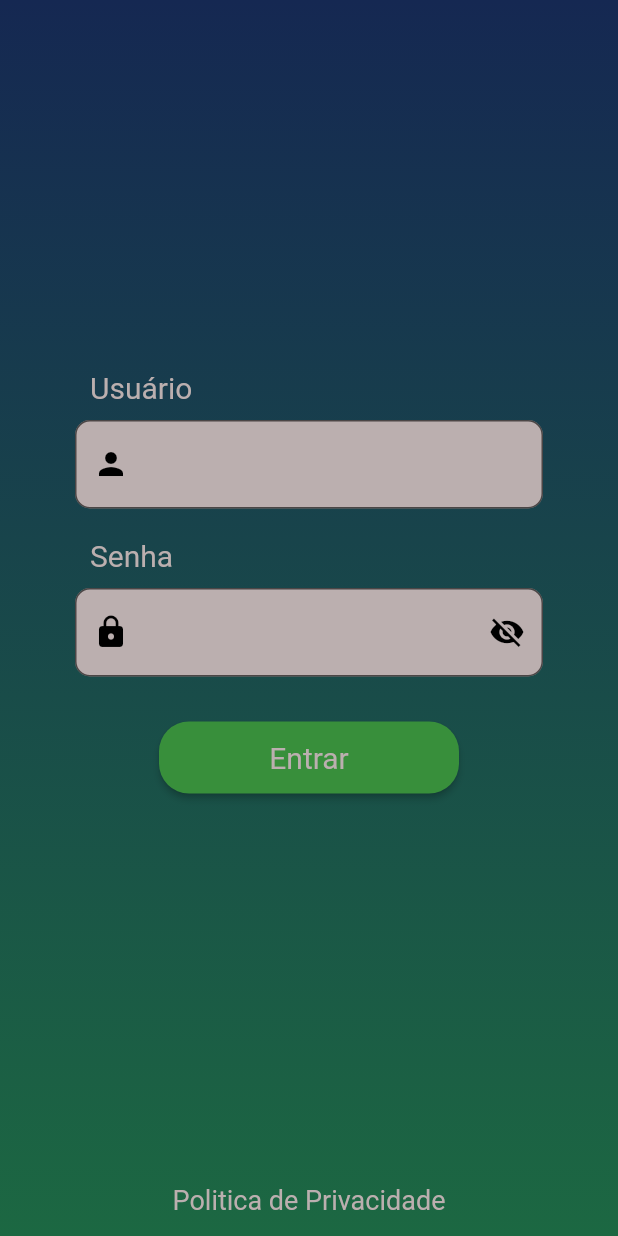
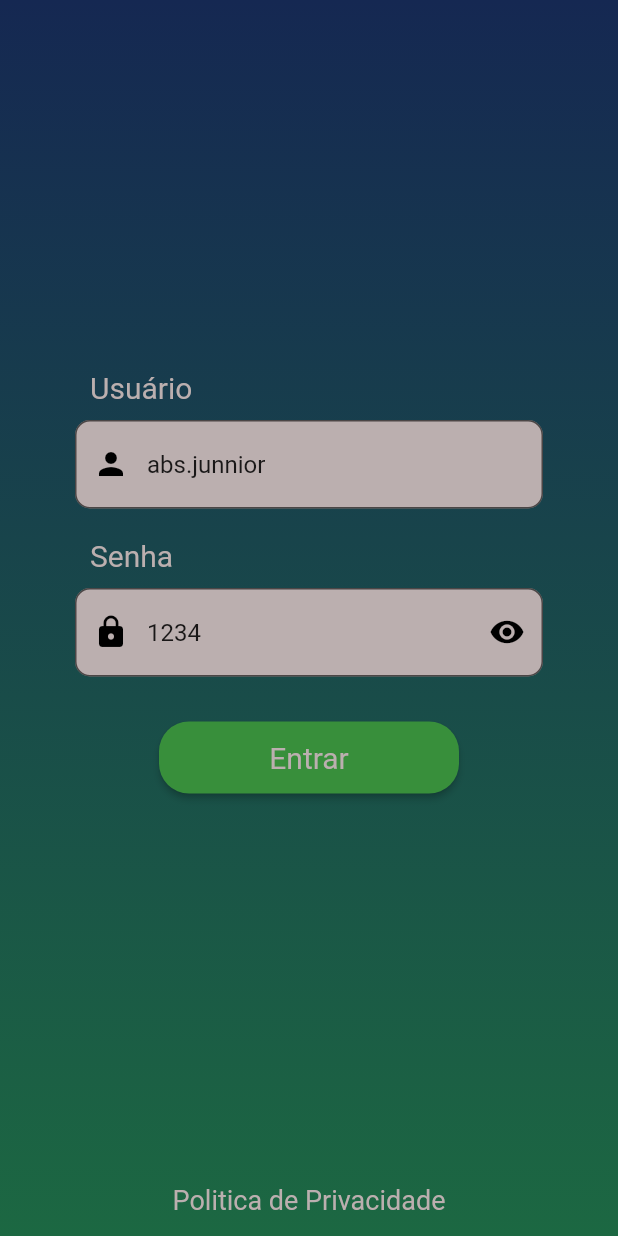
Before and after one commit to absjuniordev/prova_flutter, a Flutter app: the screen it shows after launch, on a phone screen of 412 x 824 dp. Run offline on Flutter 3.47's test engine with Material 2 defaults, Android fonts, the phone set to English and light mode, and no system bars; drawn by our look-alikes of flutter_animate; our stand-ins replace page_transition; missing offline and left inert: flutter_inappwebview.

Commit message:
Ajuste te de login e inicio da tela de informações

```diff
--- a/lib/page/login_page.dart
+++ b/lib/page/login_page.dart
@@ -1,6 +1,6 @@
 import 'package:flutter/material.dart';
-import 'package:target_sistemas/repositories/web_repository.dart';
 import 'package:target_sistemas/shared/constant/custom_color.dart';
+import 'package:target_sistemas/shared/widgets/custom_text_button.dart';
 import '../shared/widgets/custom_elevated_button.dart';
 import '../shared/widgets/custom_textfield.dart';
 
@@ -9,8 +9,9 @@ class LoginPage extends StatelessWidget {
 
   @override
   Widget build(BuildContext context) {
-    TextEditingController controllerUsuario = TextEditingController(text: "");
-    TextEditingController controllerSenha = TextEditingController(text: "");
+    TextEditingController controllerUsuario =
+        TextEditingController(text: "abs.junnior");
+    TextEditingController controllerSenha = TextEditingController(text: "1234");
 
     return SafeArea(
       child: Scaffold(
@@ -44,7 +45,6 @@ class LoginPage extends StatelessWidget {
                   height: 20,
                 ),
                 CustomTextField(
-                  obscureText: true,
                   inputSenha: true,
                   suffixIcon: true,
                   text: "Senha",
@@ -64,19 +64,11 @@ class LoginPage extends StatelessWidget {
                 const Spacer(
                   flex: 2,
                 ),
-                TextButton(
-                  onPressed: () async {
-                    WebRepository().lounchURL();
-                  },
-                  child: Text(
-                    "Politica de Privacidade",
-                    style: TextStyle(
-                      fontSize: 18,
-                      fontWeight: FontWeight.w400,
-                      color: CustomColor().getFillColor(),
-                    ),
-                  ),
-                ),
+                const CustomTextButton(
+                  text_1:
+                      "Este link irá te direcionar para uma página externa, deseja continuar?",
+                  text_2: "Politica de Privacidade",
+                )
               ],
             ),
           ),
--- a/lib/page/splahs_page.dart
+++ b/lib/page/splahs_page.dart
@@ -15,7 +15,7 @@ class SplashPage extends StatelessWidget {
             Navigator.push(
               context,
               PageTransition(
-                duration: const Duration(milliseconds: 999),
+                duration: const Duration(milliseconds: 1500),
                 type: PageTransitionType.fade,
                 child: const LoginPage(),
               ),
--- a/lib/shared/widgets/custom_elevated_button.dart
+++ b/lib/shared/widgets/custom_elevated_button.dart
@@ -93,7 +93,9 @@ class _CustomElevatedButtomState extends State<CustomElevatedButtom> {
           child: const InformationPage(),
         ),
       );
-    } else {
+    } else if (!loginCorreto &&
+        widget.controllerUsuario.text.isNotEmpty &&
+        widget.controllerSenha.text.isNotEmpty) {
       showAlertDialog(context, "Atenção!", "Usuario não cadastrado");
     }
   }
--- /dev/null
+++ b/lib/shared/widgets/custom_text_button.dart
@@ -0,0 +1,55 @@
+// ignore_for_file: public_member_api_docs, sort_constructors_first
+import 'package:flutter/material.dart';
+
+import '../../repositories/web_repository.dart';
+import '../constant/custom_color.dart';
+
+class CustomTextButton extends StatelessWidget {
+  final String text_1;
+  final String text_2;
+  const CustomTextButton({
+    Key? key,
+    required this.text_1,
+    required this.text_2,
+  }) : super(key: key);
+
+  @override
+  Widget build(BuildContext context) {
+    return TextButton(
+      onPressed: () async {
+        showDialog(
+            context: context,
+            builder: (builder) {
+              return AlertDialog(
+                title: const Text("Alerta"),
+                content: Text(
+                  text_1,
+                ),
+                actions: [
+                  TextButton(
+                    onPressed: () {
+                      WebRepository().lounchURL();
+                    },
+                    child: const Text("Sim"),
+                  ),
+                  TextButton(
+                    onPressed: () {
+                      Navigator.pop(context);
+                    },
+                    child: const Text("Não"),
+                  ),
+                ],
+              );
+            });
+      },
+      child: Text(
+        text_2,
+        style: TextStyle(
+          fontSize: 18,
+          fontWeight: FontWeight.w400,
+          color: CustomColor().getFillColor(),
+        ),
+      ),
+    );
+  }
+}
--- a/lib/shared/widgets/custom_textfield.dart
+++ b/lib/shared/widgets/custom_textfield.dart
@@ -10,7 +10,6 @@ class CustomTextField extends StatefulWidget {
   final bool? suffixIcon;
   final TextEditingController controller;
   final bool? inputSenha;
-  final bool? obscureText;
 
   const CustomTextField({
     Key? key,
@@ -19,7 +18,6 @@ class CustomTextField extends StatefulWidget {
     this.suffixIcon,
     required this.controller,
     this.inputSenha,
-    this.obscureText,
   }) : super(key: key);
 
   @override
@@ -59,11 +57,11 @@ class _CustomTextFieldState extends State<CustomTextField> {
                   ? InkWell(
                       child: _showPassWord == false
                           ? const Icon(
-                              Icons.visibility_off,
+                              Icons.visibility,
                               color: Colors.black,
                             )
                           : const Icon(
-                              Icons.visibility,
+                              Icons.visibility_off,
                               color: Colors.black,
                             ),
                       onTap: () {
@@ -80,7 +78,7 @@ class _CustomTextFieldState extends State<CustomTextField> {
               fillColor: CustomColor().getFillColor(),
             ),
             controller: widget.controller,
-            obscureText: _showPassWord == true ? false : true,
+            obscureText: _showPassWord == false ? false : true,
           ),
         ),
       ],
```
Also changed, not shown: lib/page/information_page.dart (+45 -0 lines).
